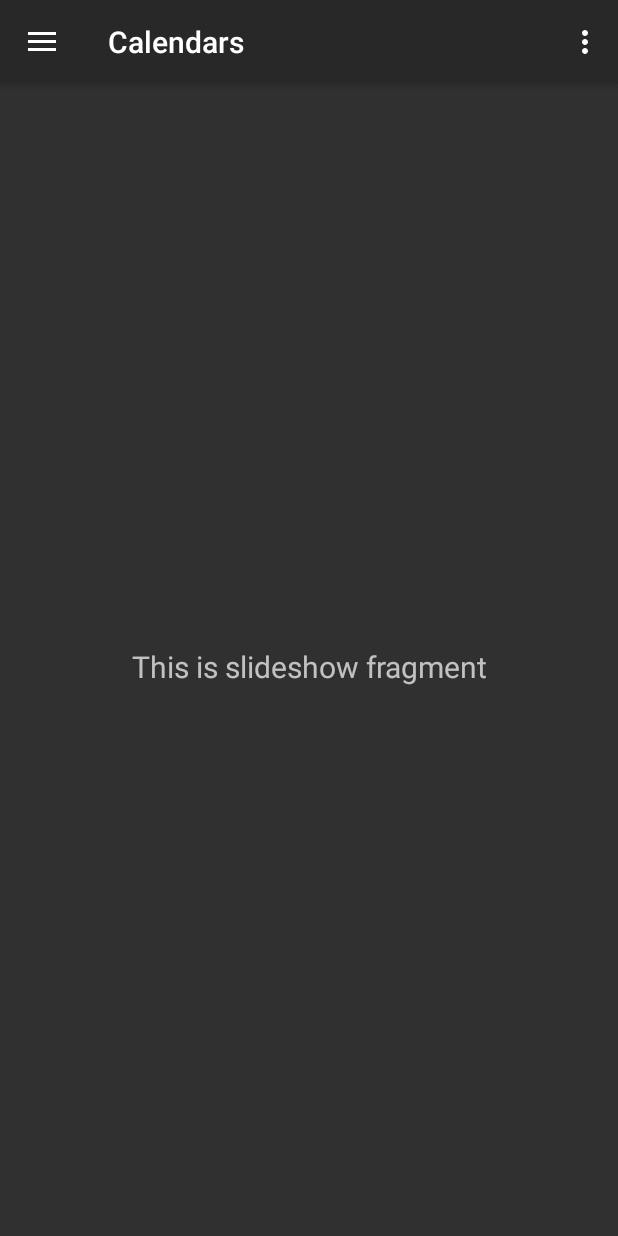
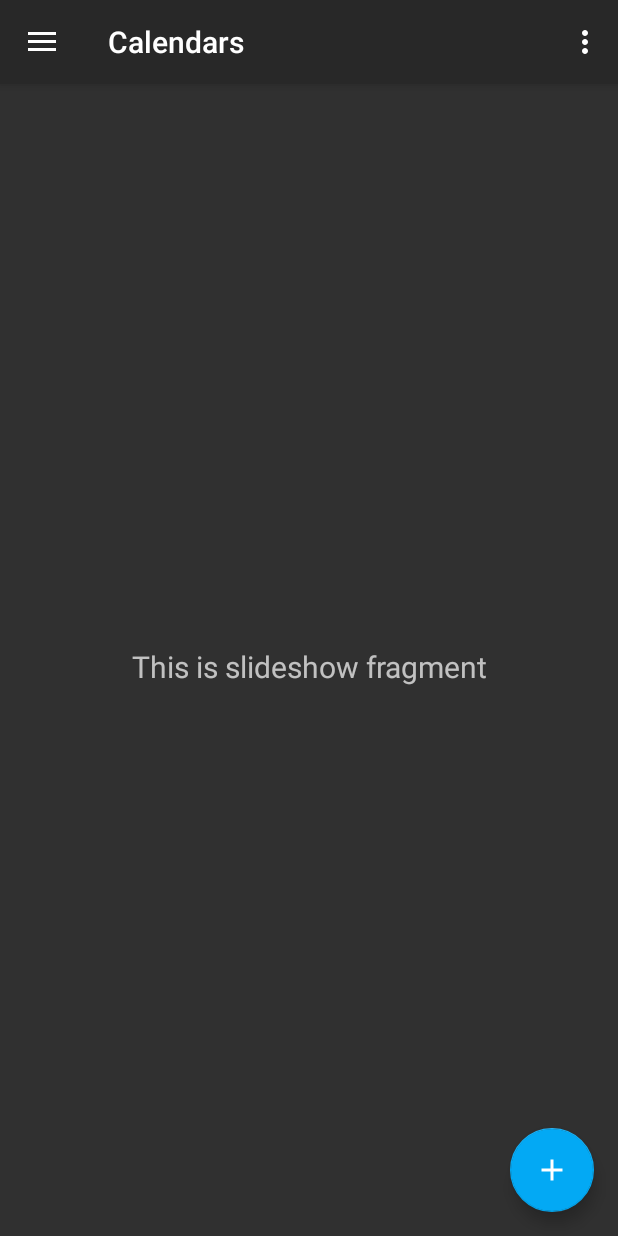
Before and after one commit to Baranyok/countdown-android, an Android app: the screen it shows after launch (MainActivity), in the side drawer, after a tap on "Calendars", on a phone screen of 412 x 824 dp. Run offline under Robolectric (Android 15) with nearby library versions, the phone set to English and light mode, and no system bars; our stand-ins replace navigation-ui; 2 statements that could not run were skipped.

Commit message:
Add floating button to calendars

```diff
--- a/app/src/main/java/com/kalazi/countdown/ui/calendars/CalendarsFragment.java
+++ b/app/src/main/java/com/kalazi/countdown/ui/calendars/CalendarsFragment.java
@@ -1,6 +1,10 @@
 package com.kalazi.countdown.ui.calendars;
 
+import android.content.ContentUris;
+import android.content.Intent;
+import android.net.Uri;
 import android.os.Bundle;
+import android.provider.CalendarContract;
 import android.view.LayoutInflater;
 import android.view.View;
 import android.view.ViewGroup;
@@ -10,7 +14,10 @@ import androidx.annotation.Nullable;
 import androidx.fragment.app.Fragment;
 import androidx.lifecycle.Observer;
 import androidx.lifecycle.ViewModelProviders;
+import com.google.android.material.floatingactionbutton.FloatingActionButton;
 import com.kalazi.countdown.R;
+
+import java.util.Calendar;
 
 public class CalendarsFragment extends Fragment {
 
@@ -30,4 +37,33 @@ public class CalendarsFragment extends Fragment {
         });
         return root;
     }
+
+    @Override
+    public void onViewCreated(@NonNull View view, @Nullable Bundle savedInstanceState) {
+        super.onViewCreated(view, savedInstanceState);
+
+        // set button onClickListener
+        FloatingActionButton btn = (FloatingActionButton) view.findViewById(R.id.fab2);
+
+        btn.setOnClickListener(new View.OnClickListener() {
+            @Override
+            public void onClick(View v) {
+                do_placeholder_things(v);
+            }
+        });
+
+    }
+
+    public void do_placeholder_things(View v) {
+        // A date-time specified in milliseconds since the epoch.
+        Calendar cal = Calendar.getInstance();
+
+        Uri.Builder builder = CalendarContract.CONTENT_URI.buildUpon();
+        builder.appendPath("time");
+        ContentUris.appendId(builder, cal.getTimeInMillis());
+        Intent intent = new Intent(Intent.ACTION_VIEW)
+                .setData(builder.build());
+        startActivity(intent);
+
+    }
 }
--- a/app/src/main/res/layout/fragment_calendars.xml
+++ b/app/src/main/res/layout/fragment_calendars.xml
@@ -20,4 +20,13 @@
             app:layout_constraintStart_toStartOf="parent"
             app:layout_constraintTop_toTopOf="parent"
             app:layout_constraintBottom_toBottomOf="parent"/>
+
+    <com.google.android.material.floatingactionbutton.FloatingActionButton
+            android:id="@+id/fab2"
+            android:layout_width="wrap_content"
+            android:layout_height="wrap_content"
+            android:layout_margin="@dimen/fab_margin"
+            app:srcCompat="@drawable/ic_add"
+            app:layout_constraintBottom_toBottomOf="parent"
+            app:layout_constraintEnd_toEndOf="parent"/>
 </androidx.constraintlayout.widget.ConstraintLayout>
```
